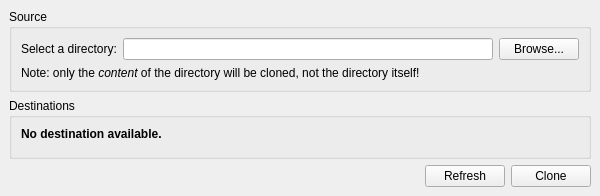
Qt form MainWindow.ui (Folco68/4LN) before a commit.
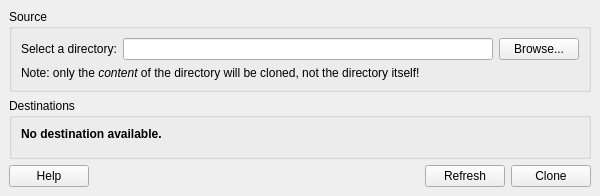
The same form after that commit.

The edit to the form file:
```diff
--- a/MainWindow.ui
+++ b/MainWindow.ui
@@ -89,6 +89,13 @@
     </item>
     <item>
      <layout class="QHBoxLayout" name="HLayoutButtons">
+      <item>
+       <widget class="QPushButton" name="ButtonHelp">
+        <property name="text">
+         <string>Help</string>
+        </property>
+       </widget>
+      </item>
       <item>
        <spacer name="HSpacerButtons">
         <property name="orientation">
```
